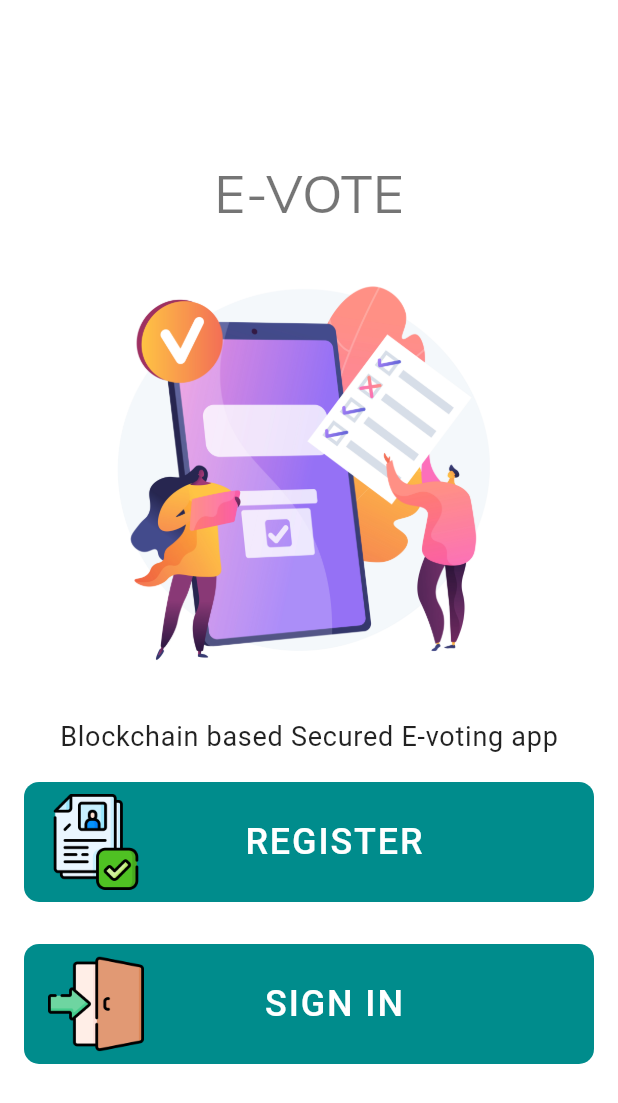
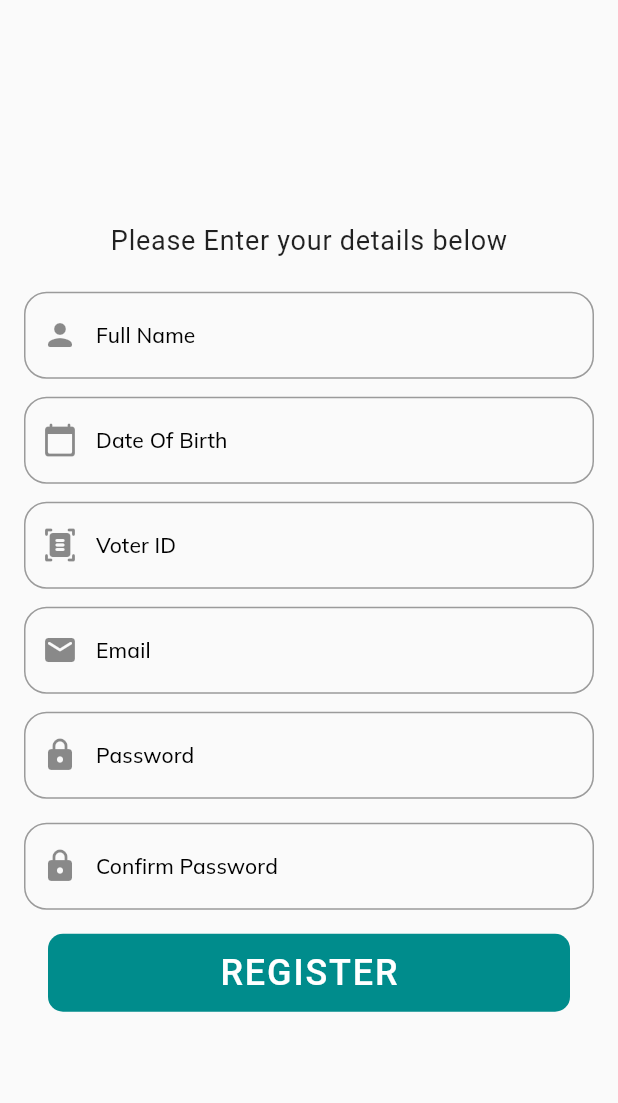
Before and after one commit to pratikpwr/evoting-app, a Flutter app: the screen it shows after launch, after a tap on "REGISTER", on a phone screen of 412 x 824 dp. Shown: the top 1103 px of the screen. Run offline on Flutter 3.47's test engine with Material 2 defaults, Android fonts, the phone set to English and light mode, and no system bars; our stand-ins replace bloc, dio, equatable, google_fonts.

Commit message:
register and sign in screen

```diff
--- /dev/null
+++ b/lib/src/core/widgets/molecules/button.dart
@@ -0,0 +1,45 @@
+import 'package:flutter/material.dart';
+
+import '../../themes/colors.dart';
+
+class EVButton extends StatelessWidget {
+  const EVButton({
+    Key? key,
+    required this.text,
+    this.color = primaryColor,
+    required this.onTap,
+  }) : super(key: key);
+
+  final String text;
+  final Color color;
+  final VoidCallback onTap;
+
+  @override
+  Widget build(BuildContext context) {
+    return Container(
+      padding: const EdgeInsets.symmetric(
+        horizontal: 12,
+        vertical: 12,
+      ),
+      margin: const EdgeInsets.symmetric(
+        horizontal: 16,
+      ),
+      decoration: BoxDecoration(
+        color: color,
+        borderRadius: BorderRadius.circular(10),
+      ),
+      child: InkWell(
+        onTap: onTap,
+        child: Center(
+          child: Text(
+            text.toUpperCase(),
+            style: Theme.of(context)
+                .textTheme
+                .button
+                ?.copyWith(color: Colors.white, fontSize: 24),
+          ),
+        ),
+      ),
+    );
+  }
+}
--- /dev/null
+++ b/lib/src/features/register/bloc/register_event.dart
@@ -0,0 +1,20 @@
+part of 'register_bloc.dart';
+
+abstract class RegisterEvent extends Equatable {
+  const RegisterEvent();
+}
+
+class SignUpEvent extends RegisterEvent {
+  final String userName;
+  final String email;
+  final String password;
+
+  const SignUpEvent({
+    required this.userName,
+    required this.email,
+    required this.password,
+  });
+
+  @override
+  List<Object> get props => [userName, email, password];
+}
--- a/lib/src/features/register/screens/intro_screen.dart
+++ b/lib/src/features/register/screens/intro_screen.dart
@@ -1,3 +1,5 @@
+import 'package:evoting/src/features/register/screens/register_screen.dart';
+import 'package:evoting/src/features/sign_in/screens/sign_in_screen.dart';
 import 'package:flutter/material.dart';
 
 import '../../../core/widgets/atoms/padding_vertical.dart';
@@ -33,13 +35,21 @@ class IntroScreen extends StatelessWidget {
                 ),
                 paddingV12,
                 IconTextButton(
-                  onTap: () {},
+                  onTap: () {
+                    Navigator.push(context, MaterialPageRoute(builder: (_) {
+                      return RegisterScreen();
+                    }));
+                  },
                   text: 'Register',
                   icon: 'assets/registered.png',
                 ),
                 paddingV12,
                 IconTextButton(
-                  onTap: () {},
+                  onTap: () {
+                    Navigator.push(context, MaterialPageRoute(builder: (_) {
+                      return SignInScreen();
+                    }));
+                  },
                   text: 'Sign In',
                   icon: 'assets/sign-in.png',
                 ),
--- a/lib/src/features/register/screens/register_screen.dart
+++ b/lib/src/features/register/screens/register_screen.dart
@@ -0,0 +1,134 @@
+import 'package:evoting/src/core/widgets/atoms/padding_vertical.dart';
+import 'package:evoting/src/core/widgets/molecules/button.dart';
+import 'package:flutter/material.dart';
+
+import '../../../core/widgets/atoms/snackbar.dart';
+
+class RegisterScreen extends StatefulWidget {
+  const RegisterScreen({Key? key}) : super(key: key);
+
+  @override
+  State<RegisterScreen> createState() => _RegisterScreenState();
+}
+
+class _RegisterScreenState extends State<RegisterScreen> {
+  bool isLoading = false;
+
+  final _userNameController = TextEditingController();
+  final _emailController = TextEditingController();
+  final _birthDateController = TextEditingController();
+  final _aadharDateController = TextEditingController();
+
+  final _passwordController = TextEditingController();
+  final _confirmPassController = TextEditingController();
+
+  @override
+  Widget build(BuildContext context) {
+    final size = MediaQuery.of(context).size;
+    final textTheme = Theme.of(context).textTheme;
+    return Scaffold(
+      body: SingleChildScrollView(
+        child: Container(
+          height: size.height,
+          padding: const EdgeInsets.all(16),
+          child: Center(
+            child: Column(
+              mainAxisSize: MainAxisSize.min,
+              children: [
+                Text(
+                  'Please Enter your details below',
+                  textAlign: TextAlign.left,
+                  style: textTheme.bodyText1,
+                ),
+                paddingV24,
+                TextField(
+                  controller: _userNameController,
+                  style: textTheme.subtitle2,
+                  decoration: InputDecoration(
+                      prefixIcon: const Icon(
+                        Icons.person_rounded,
+                      ),
+                      hintText: 'Full Name',
+                      hintStyle: textTheme.subtitle2,
+                      border: OutlineInputBorder(
+                          borderRadius: BorderRadius.circular(15))),
+                ),
+                paddingV12,
+                TextField(
+                  controller: _birthDateController,
+                  style: textTheme.subtitle2,
+                  decoration: InputDecoration(
+                      prefixIcon: const Icon(
+                        Icons.calendar_today_rounded,
+                      ),
+                      hintText: 'Date Of Birth',
+                      hintStyle: textTheme.subtitle2,
+                      border: OutlineInputBorder(
+                          borderRadius: BorderRadius.circular(15))),
+                ),
+                paddingV12,
+                TextField(
+                  controller: _aadharDateController,
+                  style: textTheme.subtitle2,
+                  decoration: InputDecoration(
+                      prefixIcon: const Icon(
+                        Icons.document_scanner_rounded,
+                      ),
+                      hintText: 'Voter ID',
+                      hintStyle: textTheme.subtitle2,
+                      border: OutlineInputBorder(
+                          borderRadius: BorderRadius.circular(15))),
+                ),
+                paddingV12,
+                TextField(
+                  controller: _emailController,
+                  style: textTheme.subtitle2,
+                  decoration: InputDecoration(
+                      prefixIcon: const Icon(
+                        Icons.email_rounded,
+                      ),
+                      hintText: 'Email',
+                      hintStyle: textTheme.subtitle2,
+                      border: OutlineInputBorder(
+                          borderRadius: BorderRadius.circular(15))),
+                ),
+                paddingV12,
+                TextField(
+                  controller: _passwordController,
+                  style: textTheme.subtitle2,
+                  decoration: InputDecoration(
+                      prefixIcon: const Icon(
+                        Icons.lock_rounded,
+                      ),
+                      hintText: 'Password',
+                      hintStyle: textTheme.subtitle2,
+                      border: OutlineInputBorder(
+                          borderRadius: BorderRadius.circular(15))),
+                ),
+                paddingV16,
+                TextField(
+                  controller: _confirmPassController,
+                  style: textTheme.subtitle2,
+                  decoration: InputDecoration(
+                      prefixIcon: const Icon(
+                        Icons.lock_rounded,
+                      ),
+                      hintText: 'Confirm Password',
+                      hintStyle: textTheme.subtitle2,
+                      border: OutlineInputBorder(
+                          borderRadius: BorderRadius.circular(15))),
+                ),
+                paddingV16,
+                EVButton(
+                    onTap: () {
+                      showSnackBar(context, 'Feature Coming Soon!');
+                    },
+                    text: 'Register'),
+              ],
+            ),
+          ),
+        ),
+      ),
+    );
+  }
+}
--- a/pubspec.yaml
+++ b/pubspec.yaml
@@ -16,6 +16,7 @@ dependencies:
 
   dio: ^4.0.4
 
+  equatable: ^2.0.3
   bloc: ^8.0.3
   flutter_bloc: ^8.0.1
 
```
Also changed, not shown: lib/src/core/widgets/atoms/snackbar.dart (added, +12 -0 lines), lib/src/features/register/bloc/register_bloc.dart (added, +15 -0 lines), lib/src/features/register/bloc/register_state.dart (added, +30 -0 lines), lib/src/features/sign_in/screens/sign_in_screen.dart (added, +77 -0 lines), pubspec.lock.
